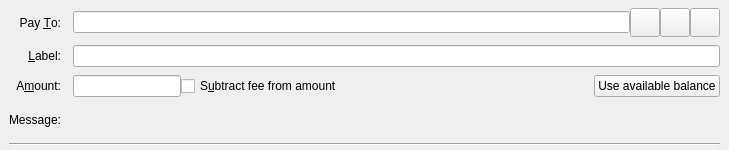
First picture: the form in src/qt/forms/sendcoinsentry.ui, repository wizz13150/gapcoin-core, before the edit.
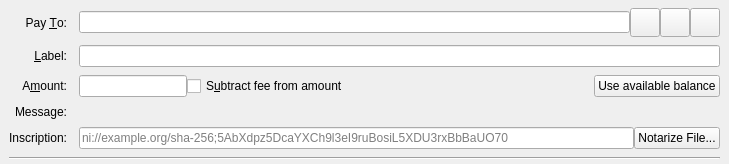
Second picture: the form after the edit. Icons and pictures are not drawn. Custom widgets are drawn as their Qt base class.

Commit message: add GUI components - graphics, mining page, block/tx explorer, multisig tab, gap records view, inscription/notarisation, Jonny Frey credit/commemoration.

```diff
--- a/src/qt/forms/sendcoinsentry.ui
+++ b/src/qt/forms/sendcoinsentry.ui
@@ -7,7 +7,7 @@
     <x>0</x>
     <y>0</y>
     <width>729</width>
-    <height>150</height>
+    <height>156</height>
    </rect>
   </property>
   <property name="focusPolicy">
@@ -206,8 +206,51 @@
       </property>
      </widget>
     </item>
-    <item row="4" column="0" colspan="2">
-     <widget class="Line" name="line">
+    <item row="4" column="0">
+     <widget class="QLabel" name="inscriptionLabel">
+      <property name="text">
+       <string>Inscription:</string>
+      </property>
+      <property name="alignment">
+       <set>Qt::AlignRight|Qt::AlignTrailing|Qt::AlignVCenter</set>
+      </property>
+      <property name="buddy">
+       <cstring>inscriptionText</cstring>
+      </property>
+     </widget>
+    </item>
+    <item row="4" column="1">
+     <layout class="QHBoxLayout" name="inscriptionLayout">
+      <property name="spacing">
+       <number>0</number>
+      </property>
+      <item>
+       <widget class="QValidatedLineEdit" name="inscriptionText">
+        <property name="toolTip">
+         <string>A (100-character max) string of ASCII characters to be stored with the transaction on the Gapcoin network.</string>
+        </property>
+        <property name="placeholderText">
+         <string>ni://example.org/sha-256;5AbXdpz5DcaYXCh9l3eI9ruBosiL5XDU3rxBbBaUO70</string>
+        </property>
+        <property name="clearButtonEnabled">
+         <bool>true</bool>
+        </property>
+       </widget>
+      </item>
+      <item>
+       <widget class="QPushButton" name="selectFileButton">
+        <property name="text">
+         <string>Notarize File...</string>
+        </property>
+         <property name="toolTip">
+          <string>Select file to hash for notarization in the Gapcoin blockchain.</string>
+         </property>
+       </widget>
+      </item>
+     </layout>
+    </item>
+    <item row="5" column="0" colspan="2">
+     <widget class="Line" name="line2">
       <property name="orientation">
        <enum>Qt::Horizontal</enum>
       </property>
```
Left out of the diff: 44 changed lines with no effect on the pictures. The commit also changes 69 other files.
